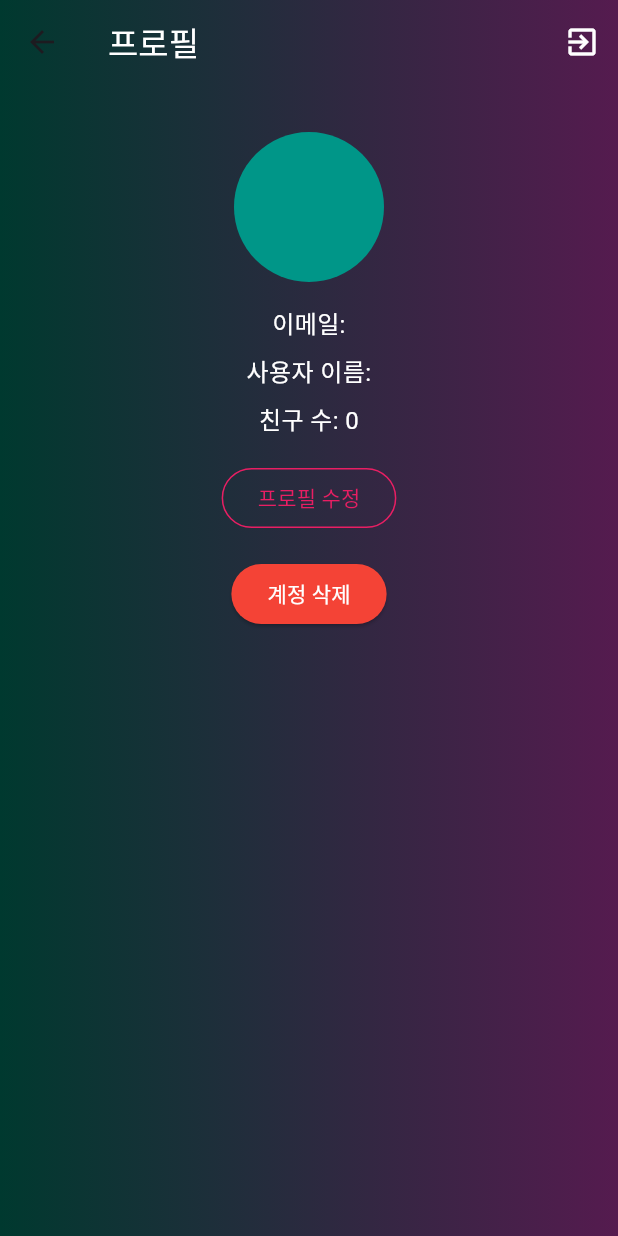
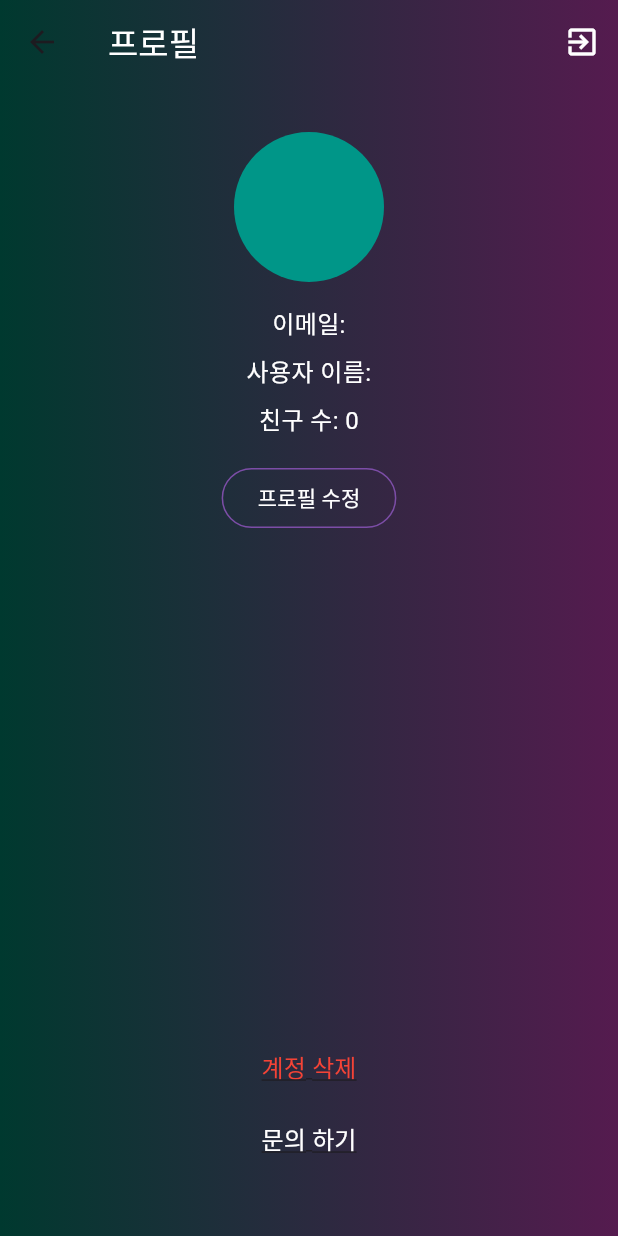
Before and after one commit to hwi1412/plangram-iOS-fix, a Flutter app: the ProfileScreen screen opened directly, on a phone screen of 412 x 824 dp. Run offline on Flutter 3.47's test engine with Material 3 defaults, Android fonts, the light colour scheme and no system bars; our stand-ins replace cloud_firestore, firebase_auth, firebase_core, firebase_storage, flutter_colorpicker, google_fonts and 2 more; accounts and stored records are empty.

Commit message:
문의하기

```diff
--- a/lib/screen/profile_screen.dart
+++ b/lib/screen/profile_screen.dart
@@ -386,20 +386,64 @@ class _ProfileScreenState extends State<ProfileScreen> {
                             OutlinedButton(
                               onPressed: _updateProfilePhoto,
                               style: OutlinedButton.styleFrom(
-                                foregroundColor: Colors.pink,
-                                side: const BorderSide(color: Colors.pink),
+                                foregroundColor:
+                                    const Color.fromARGB(255, 255, 255, 255),
+                                side: const BorderSide(
+                                    color: Color.fromARGB(255, 124, 77, 167)),
                               ),
                               child: const Text('프로필 수정'),
                             ),
-                            const SizedBox(height: 16),
-                            ElevatedButton(
-                              onPressed: _deleteAccount,
-                              style: ElevatedButton.styleFrom(
-                                  backgroundColor: Colors.red),
-                              child: const Text("계정 삭제",
-                                  style: TextStyle(color: Colors.white)),
-                            ),
                           ],
+                        ),
+                        // 계정 삭제/문의하기 텍스트 버튼을 아래에 배치
+                        Padding(
+                          padding: const EdgeInsets.only(bottom: 24.0),
+                          child: Column(
+                            mainAxisSize: MainAxisSize.min,
+                            children: [
+                              TextButton(
+                                onPressed: _deleteAccount,
+                                child: const Text(
+                                  "계정 삭제",
+                                  style: TextStyle(
+                                    color: Colors.red,
+                                    fontSize: 16,
+                                    decoration: TextDecoration.underline,
+                                  ),
+                                ),
+                              ),
+                              TextButton(
+                                onPressed: () {
+                                  showDialog(
+                                    context: context,
+                                    builder: (context) => AlertDialog(
+                                      title: const Text('문의 안내'),
+                                      content: const Text(
+                                        '문의 메일: dean7767@naver.com\n\n'
+                                        '앱 관련 문의사항이나 불편사항이 있으시면 위 메일로 연락해 주세요.',
+                                        style: TextStyle(fontSize: 15),
+                                      ),
+                                      actions: [
+                                        TextButton(
+                                          onPressed: () =>
+                                              Navigator.of(context).pop(),
+                                          child: const Text('확인'),
+                                        ),
+                                      ],
+                                    ),
+                                  );
+                                },
+                                child: const Text(
+                                  '문의 하기',
+                                  style: TextStyle(
+                                    color: Colors.white,
+                                    fontSize: 16,
+                                    decoration: TextDecoration.underline,
+                                  ),
+                                ),
+                              ),
+                            ],
+                          ),
                         ),
                       ],
                     ),
```
